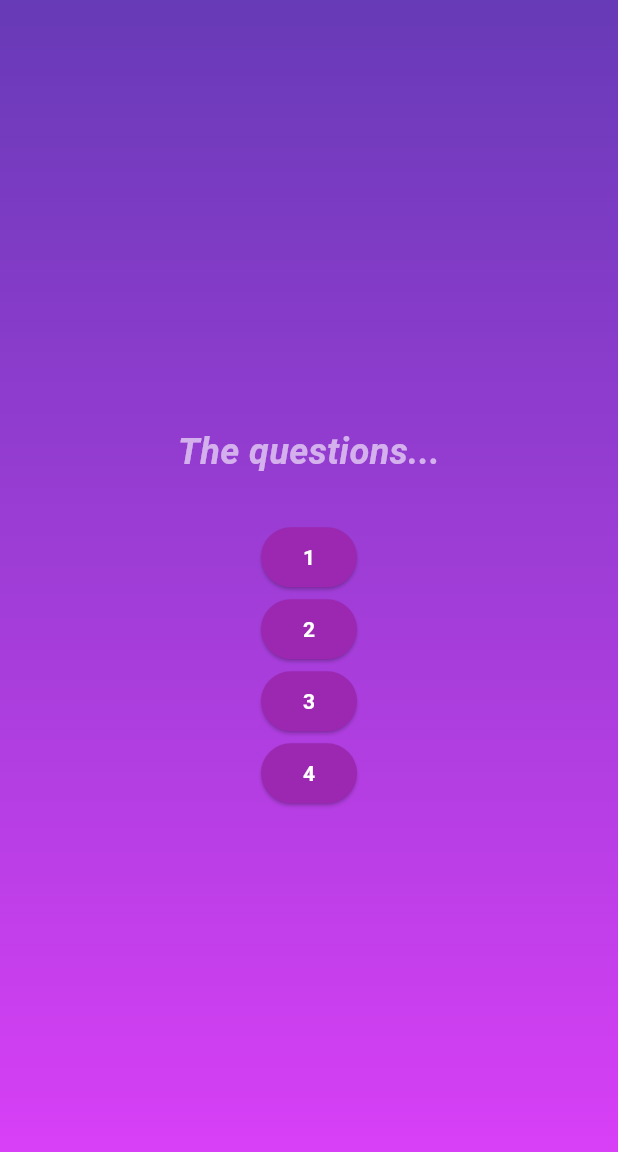
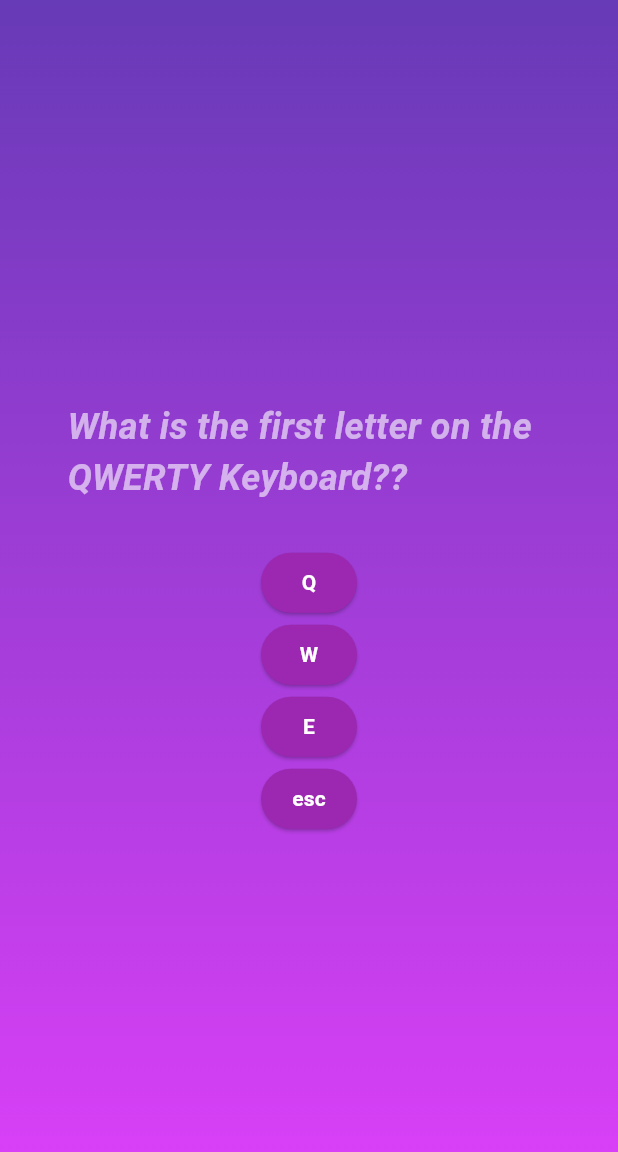
Before and after one commit to Bamadus/Quiz_App, a Flutter app: the screen it shows after launch, after a tap on "Start Quiz?", on a phone screen of 412 x 824 dp. Shown: the top 1152 px of the screen. Run offline on Flutter 3.47's test engine with Material 3 defaults, Android fonts, the phone set to English and light mode, and no system bars.

Commit message:
displayed the questions and the respective answer

```diff
--- a/lib/ans_buttons.dart
+++ b/lib/ans_buttons.dart
@@ -15,7 +15,14 @@ class AnsButton extends StatelessWidget{
     return ElevatedButton(
         onPressed:pressed,
         style: ElevatedButton.styleFrom(
-          backgroundColor: Colors.purple
+          padding: const EdgeInsets.symmetric(
+              vertical: 9, horizontal: 19
+          ),
+          backgroundColor: Colors.purple,
+          // the shape widget is to shape the elevated button in a certain way.
+          // shape:RoundedRectangleBorder(
+          //   borderRadius: BorderRadius.circular(8),
+          // ),
         ),
         child: Text(ansText,
           style: const TextStyle(
--- a/lib/quest.dart
+++ b/lib/quest.dart
@@ -1,6 +1,6 @@
 import 'package:flutter/material.dart';
 import 'package:untitled/ans_buttons.dart';
-
+import 'package:untitled/Data/questions.dart';
 
 class Quest extends StatefulWidget{
   const Quest({super.key});
@@ -11,11 +11,13 @@ class Quest extends StatefulWidget{
   }
 }
 
-String questions = "Questions!!";
+//String questions = "Questions!!";
+
 class _QuestState extends State<Quest> {
 
   @override
   Widget build(content) {
+    final currentQuest = questions[0];
     return SizedBox(
       width: double.infinity,
         //Wrapping the whole code in a sizedBox is to use a special dart widget
@@ -23,35 +25,40 @@ class _QuestState extends State<Quest> {
         child: Column(
           mainAxisAlignment: MainAxisAlignment.center, // this is to center the widgets on the screen
           children: [
-          const Text(
-              "The questions...",
-            style: TextStyle(
+            Center(
+                child:Padding(
+                  padding: const EdgeInsets.symmetric(vertical: 0,horizontal:45),
+                  child: Text(
+                            currentQuest.quests,
+                            style: const TextStyle(
                               color: Colors.white60,
                               fontSize: 24,
                               fontWeight: FontWeight.bold,
                               fontStyle: FontStyle.italic,
                             ),
                             ),
+                ),
+            ),
           const SizedBox(height: 29,),
       //ansText and pressed are named arguments in the ans_buttons module
           AnsButton(
-            ansText: "1",
+            ansText: currentQuest.answers[0],
             pressed: (){},
           ),
             AnsButton(
-              ansText: "2",
+              ansText: currentQuest.answers[1],
               pressed: (){},
             ),
             AnsButton(
-              ansText: "3",
+              ansText: currentQuest.answers[2],
               pressed: (){},
             ),
             AnsButton(
-              ansText: "4",
+              ansText: currentQuest.answers[3],
               pressed: (){},
             )
-        ],
-        )
+            ]
+        ),
         );
   }
 }
```
Lines whose indentation alone changed are shown as unchanged.
